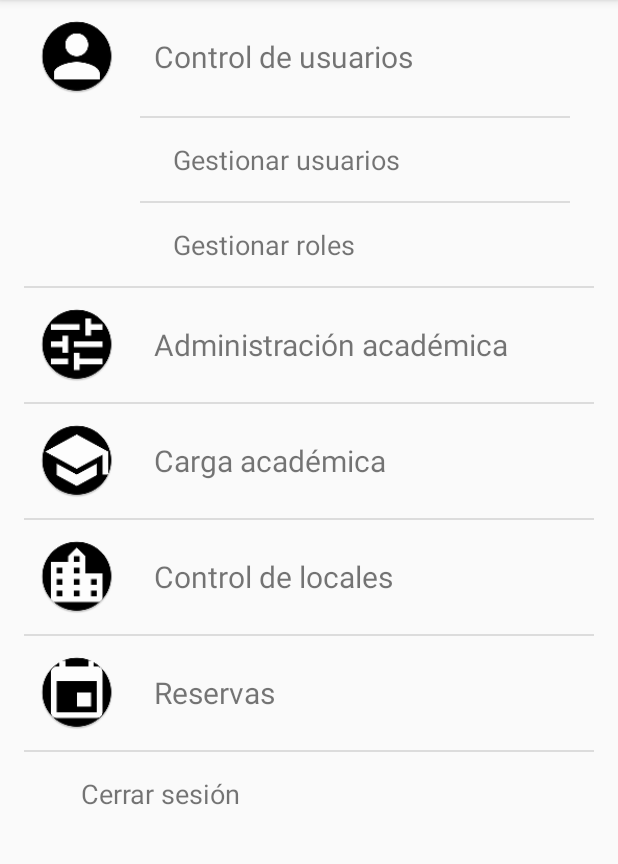
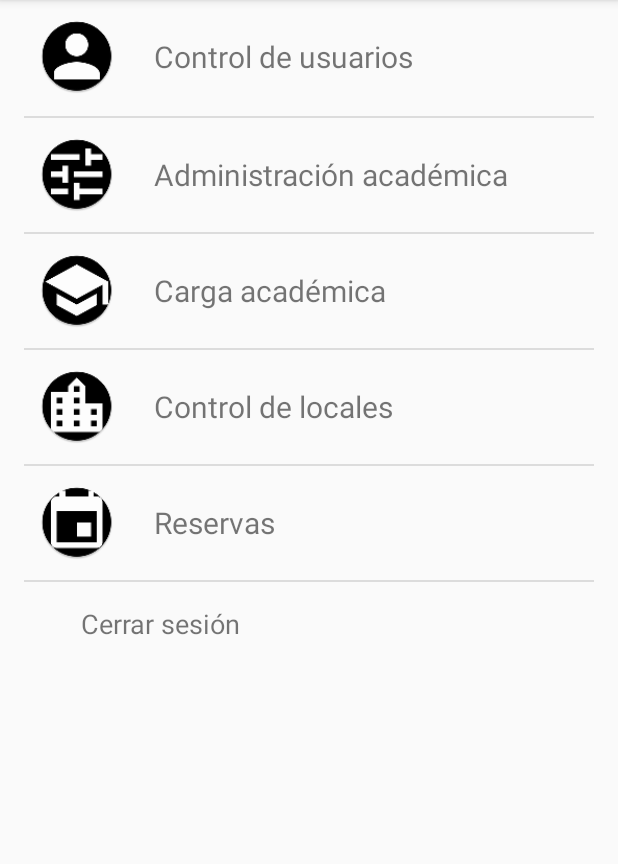
Before and after one commit to pastrans/PDM-Proyecto, an Android app: the MenuPrincipal screen opened directly, with no data from a screen before it, after a tap on "Control de usuarios", on a phone screen of 412 x 824 dp, the part 84-948 px from its top. Run offline under Robolectric (Android 15) with nearby library versions, the phone set to English and light mode, and no system bars; 2 statements that could not run were skipped.

Commit message:
Regresando cambios de menú principal

```diff
--- a/Grupo9PDM115/app/src/main/java/com/example/grupo9pdm115/Activities/MenuPrincipal.java
+++ b/Grupo9PDM115/app/src/main/java/com/example/grupo9pdm115/Activities/MenuPrincipal.java
@@ -2,11 +2,9 @@ package com.example.grupo9pdm115.Activities;
 
 import androidx.appcompat.app.AppCompatActivity;
 
-import android.content.Context;
 import android.content.Intent;
 import android.os.Bundle;
 import android.view.View;
-import android.widget.LinearLayout;
 import android.widget.Toast;
 
 import com.example.grupo9pdm115.Modelos.Sesion;
@@ -33,10 +31,27 @@ public class MenuPrincipal extends AppCompatActivity implements View.OnClickList
             "Grupo.GestionarGrupo", "TipoGrupo.GestionarTipoGrupo", "Horario.GestionarHorario", "Local.GestionarLocal",
             "TipoLocal.GestionarTipoLocal", "Solicitud.GestionarSolicitud","Solicitud.GestionarSolicitudesEncargado"};
 
+    // Opciones crud
+    String[] idOpcionCrud = {"CUS", "CRO", "CCL", "CFE", "CUN", "CMA", "CCM", "CCO", "CGR", "CTG", "CHO", "CLO",
+            "CTL", "CSO", "GSO"};
+
+    // Método que verifica que el usuario tenga acceso a las opciones respectivas del menú y las muestra de
+    // ser así, o las oculta de no serlo
+    public void verificarOpcionesCrud(){
+        for(int i = 0; i < idOpcionesDeMenu.length; i++){
+            if(Sesion.getAccesoUsuario(getApplicationContext(), idOpcionCrud[i])){
+                findViewById(idOpcionesDeMenu[i]).setVisibility(View.VISIBLE);
+            }
+        }
+    }
+
     @Override
     protected void onCreate(Bundle savedInstanceState) {
         super.onCreate(savedInstanceState);
         setContentView(R.layout.activity_menu_principal);
+
+        // Verificando opciones de crud
+        verificarOpcionesCrud();
 
         // Asignando OnClickListener a los views
         asignarOnClickListener(idOpcionesPrincipales);
@@ -154,4 +169,6 @@ public class MenuPrincipal extends AppCompatActivity implements View.OnClickList
         return posicion;
     }
 
+
+
 }
--- a/Grupo9PDM115/app/src/main/res/layout/activity_menu_principal.xml
+++ b/Grupo9PDM115/app/src/main/res/layout/activity_menu_principal.xml
@@ -91,7 +91,8 @@
                             android:textSize="18sp"
                             android:clickable="true"
                             android:focusable="true"
-                            android:background="?android:attr/selectableItemBackground"/>
+                            android:background="?android:attr/selectableItemBackground"
+                            android:visibility="gone"/>
                         <TextView
                             android:id="@+id/txtRol"
                             android:layout_width="match_parent"
@@ -105,7 +106,8 @@
                             android:textSize="18sp"
                             android:clickable="true"
                             android:focusable="true"
-                            android:background="?android:attr/selectableItemBackground" />
+                            android:background="?android:attr/selectableItemBackground"
+                            android:visibility="gone"/>
                     </LinearLayout>
 
                 </LinearLayout>
@@ -184,7 +186,8 @@
                             android:textSize="18sp"
                             android:clickable="true"
                             android:focusable="true"
-                            android:background="?android:attr/selectableItemBackground"/>
+                            android:background="?android:attr/selectableItemBackground"
+                            android:visibility="gone"/>
                         <TextView
                             android:id="@+id/txtFeriado"
                             android:layout_width="match_parent"
@@ -198,7 +201,8 @@
                             android:textSize="18sp"
                             android:clickable="true"
                             android:focusable="true"
-                            android:background="?android:attr/selectableItemBackground" />
+                            android:background="?android:attr/selectableItemBackground"
+                            android:visibility="gone"/>
                         <TextView
                             android:id="@+id/txtUnidad"
                             android:layout_width="match_parent"
@@ -212,7 +216,8 @@
                             android:textSize="18sp"
                             android:clickable="true"
                             android:focusable="true"
-                            android:background="?android:attr/selectableItemBackground" />
+                            android:background="?android:attr/selectableItemBackground"
+                            android:visibility="gone"/>
                         <TextView
                             android:id="@+id/txtMateria"
                             android:layout_width="match_parent"
@@ -226,7 +231,8 @@
                             android:textSize="18sp"
                             android:clickable="true"
                             android:focusable="true"
-                            android:background="?android:attr/selectableItemBackground" />
+                            android:background="?android:attr/selectableItemBackground"
+                            android:visibility="gone"/>
                         <TextView
                             android:id="@+id/txtTipoGrupo"
                             android:layout_width="match_parent"
@@ -240,7 +246,8 @@
                             android:textSize="18sp"
                             android:clickable="true"
                             android:focusable="true"
-                            android:background="?android:attr/selectableItemBackground" />
+                            android:background="?android:attr/selectableItemBackground"
+                            android:visibility="gone"/>
                         <TextView
                             android:id="@+id/txtHorario"
                             android:layout_width="match_parent"
@@ -254,7 +261,8 @@
                             android:textSize="18sp"
                             android:clickable="true"
                             android:focusable="true"
-                            android:background="?android:attr/selectableItemBackground"/>
+                            android:background="?android:attr/selectableItemBackground"
+                            android:visibility="gone"/>
 
                     </LinearLayout>
                 </LinearLayout>
@@ -332,7 +340,8 @@
                             android:textSize="18sp"
                             android:clickable="true"
                             android:focusable="true"
-                            android:background="?android:attr/selectableItemBackground"/>
+                            android:background="?android:attr/selectableItemBackground"
+                            android:visibility="gone"/>
                         <TextView
                             android:id="@+id/txtCoordinacion"
                             android:layout_width="match_parent"
@@ -346,7 +355,8 @@
                             android:textSize="18sp"
                             android:clickable="true"
                             android:focusable="true"
-                            android:background="?android:attr/selectableItemBackground" />
+                            android:background="?android:attr/selectableItemBackground"
+                            android:visibility="gone"/>
                         <TextView
                             android:id="@+id/txtGrupo"
                             android:layout_width="match_parent"
@@ -360,7 +370,8 @@
                             android:textSize="18sp"
                             android:clickable="true"
                             android:focusable="true"
-                            android:background="?android:attr/selectableItemBackground" />
+                            android:background="?android:attr/selectableItemBackground"
+                            android:visibility="gone"/>
                     </LinearLayout>
                 </LinearLayout>
             </LinearLayout>
@@ -437,7 +448,8 @@
                             android:textSize="18sp"
                             android:clickable="true"
                             android:focusable="true"
-                            android:background="?android:attr/selectableItemBackground"/>
+                            android:background="?android:attr/selectableItemBackground"
+                            android:visibility="gone"/>
                         <TextView
                             android:id="@+id/txtTipoLocal"
                             android:layout_width="match_parent"
@@ -451,7 +463,8 @@
                             android:textSize="18sp"
                             android:clickable="true"
                             android:focusable="true"
-                            android:background="?android:attr/selectableItemBackground"/>
+                            android:background="?android:attr/selectableItemBackground"
+                            android:visibility="gone"/>
                     </LinearLayout>
 
                 </LinearLayout>
@@ -531,7 +544,8 @@
                             android:textSize="18sp"
                             android:clickable="true"
                             android:focusable="true"
-                            android:background="?android:attr/selectableItemBackground"/>
+                            android:background="?android:attr/selectableItemBackground"
+                            android:visibility="gone"/>
                         <TextView
                             android:id="@+id/txtSolicitudesRecibidas"
                             android:layout_width="match_parent"
@@ -545,7 +559,8 @@
                             android:textSize="18sp"
                             android:clickable="true"
                             android:focusable="true"
-                            android:background="?android:attr/selectableItemBackground"/>
+                            android:background="?android:attr/selectableItemBackground"
+                            android:visibility="gone"/>
                     </LinearLayout>
 
                 </LinearLayout>
```
